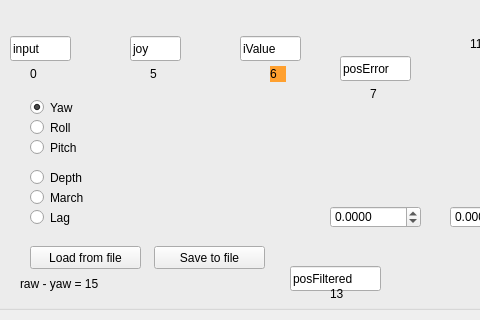
Old version of the form StabilizationSettings/StabilizationWindow.ui in the repository hydronautics-team/PoolsideGUI; both pictures show x 0 to 480 and y 194 to 514 of the 1452 by 514 pixel window.
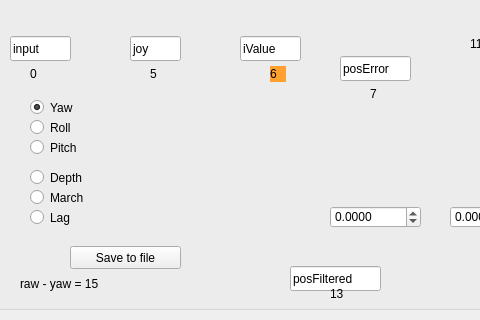
New version of the form. Icons and pictures are not drawn.

Patch:
```diff
--- a/StabilizationSettings/StabilizationWindow.ui
+++ b/StabilizationSettings/StabilizationWindow.ui
@@ -393,26 +393,13 @@
      <string>Roll</string>
     </property>
    </widget>
-   <widget class="QPushButton" name="pushButton_CS_loadConfig">
-    <property name="geometry">
-     <rect>
-      <x>40</x>
-      <y>450</y>
-      <width>111</width>
-      <height>23</height>
-     </rect>
-    </property>
-    <property name="text">
-     <string>Load from file</string>
-    </property>
-   </widget>
    <widget class="QPushButton" name="pushButton_CS_saveConfig">
     <property name="enabled">
      <bool>true</bool>
     </property>
     <property name="geometry">
      <rect>
-      <x>164</x>
+      <x>80</x>
       <y>450</y>
       <width>111</width>
       <height>23</height>
```
